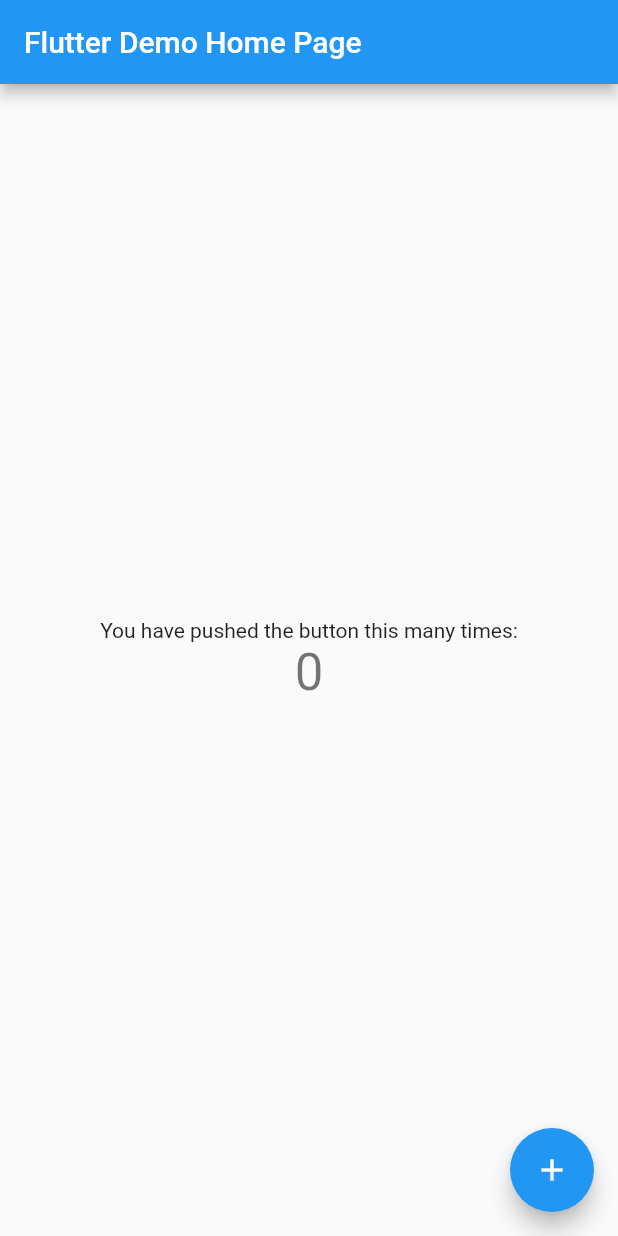
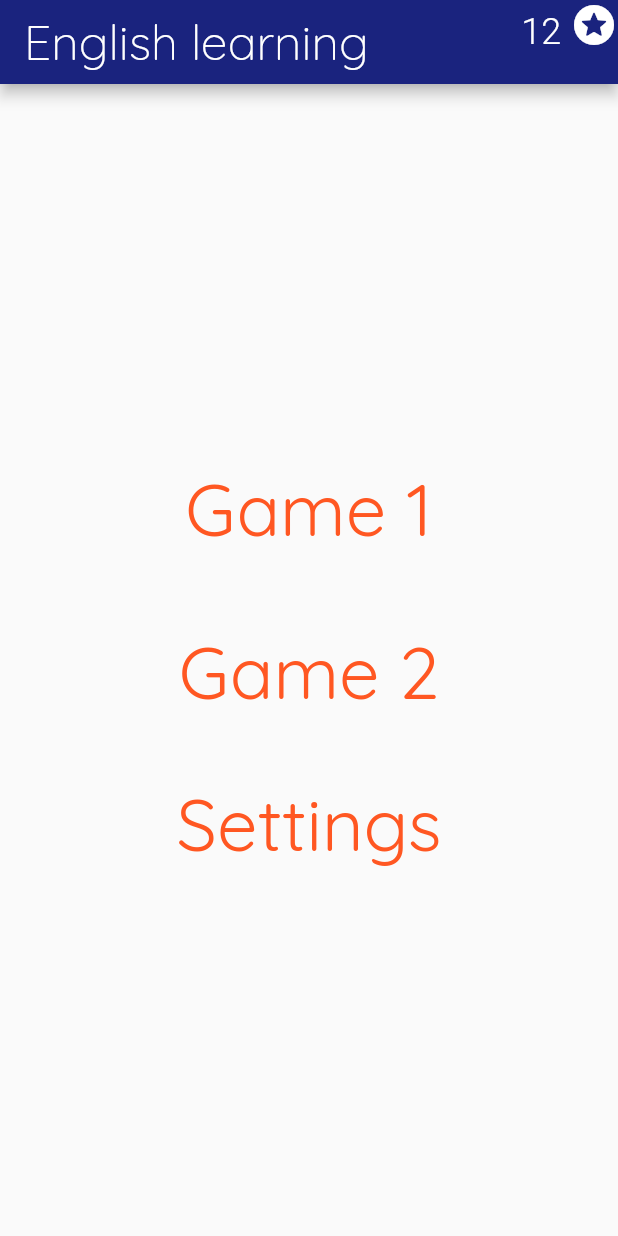
Before and after one commit to DenXman111/EnglishLearningApp, a Flutter app: the screen it shows after launch, on a phone screen of 412 x 824 dp. Run offline on Flutter 3.47's test engine with Material 2 defaults, Android fonts, the phone set to English and light mode, and no system bars; our stand-ins replace google_fonts, sqflite; accounts and stored records are empty.

Commit message:
Added main menu

```diff
--- a/lib/main.dart
+++ b/lib/main.dart
@@ -1,113 +1,24 @@
+import 'package:flutter/cupertino.dart';
 import 'package:flutter/material.dart';
 
-void main() {
-  runApp(MyApp());
-}
+import 'viewmodels/MenuPage.dart';
+
+void main() => runApp(MyApp());
 
 class MyApp extends StatelessWidget {
-  // This widget is the root of your application.
   @override
   Widget build(BuildContext context) {
     return MaterialApp(
-      title: 'Flutter Demo',
+      title: 'English learning',
       theme: ThemeData(
-        // This is the theme of your application.
-        //
-        // Try running your application with "flutter run". You'll see the
-        // application has a blue toolbar. Then, without quitting the app, try
-        // changing the primarySwatch below to Colors.green and then invoke
-        // "hot reload" (press "r" in the console where you ran "flutter run",
-        // or simply save your changes to "hot reload" in a Flutter IDE).
-        // Notice that the counter didn't reset back to zero; the application
-        // is not restarted.
-        primarySwatch: Colors.blue,
+        brightness: Brightness.light,
+        primaryColor: Colors.indigo.shade900,
       ),
-      home: MyHomePage(title: 'Flutter Demo Home Page'),
+      routes: {
+        MenuPage.routeName : (context) => MenuPage(),
+        //TODO Create other pages and paste their routeName's here
+      },
+      initialRoute: MenuPage.routeName,
     );
   }
 }
-
-class MyHomePage extends StatefulWidget {
-  MyHomePage({Key key, this.title}) : super(key: key);
-
-  // This widget is the home page of your application. It is stateful, meaning
-  // that it has a State object (defined below) that contains fields that affect
-  // how it looks.
-
-  // This class is the configuration for the state. It holds the values (in this
-  // case the title) provided by the parent (in this case the App widget) and
-  // used by the build method of the State. Fields in a Widget subclass are
-  // always marked "final".
-
-  final String title;
-
-  @override
-  _MyHomePageState createState() => _MyHomePageState();
-}
-
-class _MyHomePageState extends State<MyHomePage> {
-  int _counter = 0;
-
-  void _incrementCounter() {
-    setState(() {
-      // This call to setState tells the Flutter framework that something has
-      // changed in this State, which causes it to rerun the build method below
-      // so that the display can reflect the updated values. If we changed
-      // _counter without calling setState(), then the build method would not be
-      // called again, and so nothing would appear to happen.
-      _counter++;
-    });
-  }
-
-  @override
-  Widget build(BuildContext context) {
-    // This method is rerun every time setState is called, for instance as done
-    // by the _incrementCounter method above.
-    //
-    // The Flutter framework has been optimized to make rerunning build methods
-    // fast, so that you can just rebuild anything that needs updating rather
-    // than having to individually change instances of widgets.
-    return Scaffold(
-      appBar: AppBar(
-        // Here we take the value from the MyHomePage object that was created by
-        // the App.build method, and use it to set our appbar title.
-        title: Text(widget.title),
-      ),
-      body: Center(
-        // Center is a layout widget. It takes a single child and positions it
-        // in the middle of the parent.
-        child: Column(
-          // Column is also a layout widget. It takes a list of children and
-          // arranges them vertically. By default, it sizes itself to fit its
-          // children horizontally, and tries to be as tall as its parent.
-          //
-          // Invoke "debug painting" (press "p" in the console, choose the
-          // "Toggle Debug Paint" action from the Flutter Inspector in Android
-          // Studio, or the "Toggle Debug Paint" command in Visual Studio Code)
-          // to see the wireframe for each widget.
-          //
-          // Column has various properties to control how it sizes itself and
-          // how it positions its children. Here we use mainAxisAlignment to
-          // center the children vertically; the main axis here is the vertical
-          // axis because Columns are vertical (the cross axis would be
-          // horizontal).
-          mainAxisAlignment: MainAxisAlignment.center,
-          children: <Widget>[
-            Text(
-              'You have pushed the button this many times:',
-            ),
-            Text(
-              '$_counter',
-              style: Theme.of(context).textTheme.headline4,
-            ),
-          ],
-        ),
-      ),
-      floatingActionButton: FloatingActionButton(
-        onPressed: _incrementCounter,
-        tooltip: 'Increment',
-        child: Icon(Icons.add),
-      ), // This trailing comma makes auto-formatting nicer for build methods.
-    );
-  }
-}
--- /dev/null
+++ b/lib/viewmodels/MenuPage.dart
@@ -0,0 +1,11 @@
+import 'package:flutter/cupertino.dart';
+import 'package:flutter/material.dart';
+
+import '../views/MenuPageState.dart';
+
+class MenuPage extends StatefulWidget {
+  static String routeName = "/";
+
+  @override
+  State<StatefulWidget> createState() => MenuPageState();
+}
--- /dev/null
+++ b/lib/views/MenuPageState.dart
@@ -0,0 +1,96 @@
+import 'package:flutter/cupertino.dart';
+import 'package:flutter/material.dart';
+import 'package:google_fonts/google_fonts.dart';
+
+import '../viewmodels/MenuPage.dart';
+
+class MenuPageState extends State<MenuPage>{
+  @override
+  Widget build(BuildContext context) {
+    return Scaffold(
+      appBar: AppBar(
+        title: Text(
+          'English learning',
+          style: GoogleFonts.quicksand(
+            fontSize: 32,
+            fontWeight: FontWeight.w300,
+          ),
+        ),
+        actions: <Widget>[
+          RichText(
+            text: TextSpan(
+              children: [
+                TextSpan(text: '12 ', style: TextStyle(color: Colors.white, fontSize: 24, fontWeight: FontWeight.w300)),
+                WidgetSpan(child: Icon(Icons.stars_rounded, size: 32)),
+              ],
+            ),
+          ),
+        ],
+      ),
+      body: Center(
+        child: Column(
+          mainAxisAlignment: MainAxisAlignment.center,
+          children: <Widget>[
+            TextButton(
+              child: Text(
+                'Game 1',
+                style: GoogleFonts.quicksand(
+                  fontSize: 48,
+                  fontWeight: FontWeight.w400,
+                ),
+
+              ),
+              style: TextButton.styleFrom(
+                primary: Colors.deepOrange,
+                padding: EdgeInsets.all(16.0),
+                //backgroundColor: Colors.grey,
+                //onSurface: Colors.white,
+              ),
+              onPressed: (){
+                print ('Game 1');
+              },
+            ),
+            SizedBox(height: 25),
+            TextButton(
+              child: Text(
+                'Game 2',
+                style: GoogleFonts.quicksand(
+                  fontSize: 48,
+                  fontWeight: FontWeight.w400,
+                ),
+
+              ),
+              style: TextButton.styleFrom(
+                primary: Colors.deepOrange,
+                //backgroundColor: Colors.grey,
+                //onSurface: Colors.white,
+              ),
+              onPressed: (){
+                print ('Game 2');
+              },
+            ),
+            SizedBox(height: 25),
+            TextButton(
+              child: Text(
+                'Settings',
+                style: GoogleFonts.quicksand(
+                  fontSize: 48,
+                  fontWeight: FontWeight.w400,
+                ),
+
+              ),
+              style: TextButton.styleFrom(
+                primary: Colors.deepOrange,
+                //backgroundColor: Colors.grey,
+                //onSurface: Colors.white,
+              ),
+              onPressed: (){
+                print ('Settings');
+              },
+            ),
+          ],
+        ),
+      ),
+    );
+  }
+}
--- a/pubspec.yaml
+++ b/pubspec.yaml
@@ -26,10 +26,8 @@
   sqflite: ^2.0.0+3
   path_provider: any
 
-
-  # The following adds the Cupertino Icons font to your application.
-  # Use with the CupertinoIcons class for iOS style icons.
   cupertino_icons: ^1.0.2
+  google_fonts: ^2.0.0
 
 dev_dependencies:
   flutter_test:
```
Also changed, not shown: pubspec.lock.
